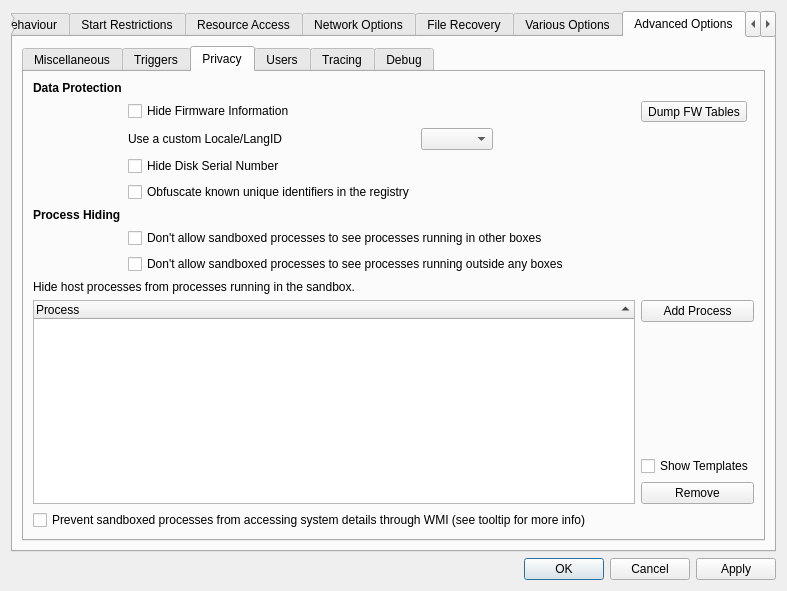
First picture: the form in SandboxiePlus/SandMan/Forms/OptionsWindow.ui, repository sandboxie-plus/Sandboxie, before the edit.
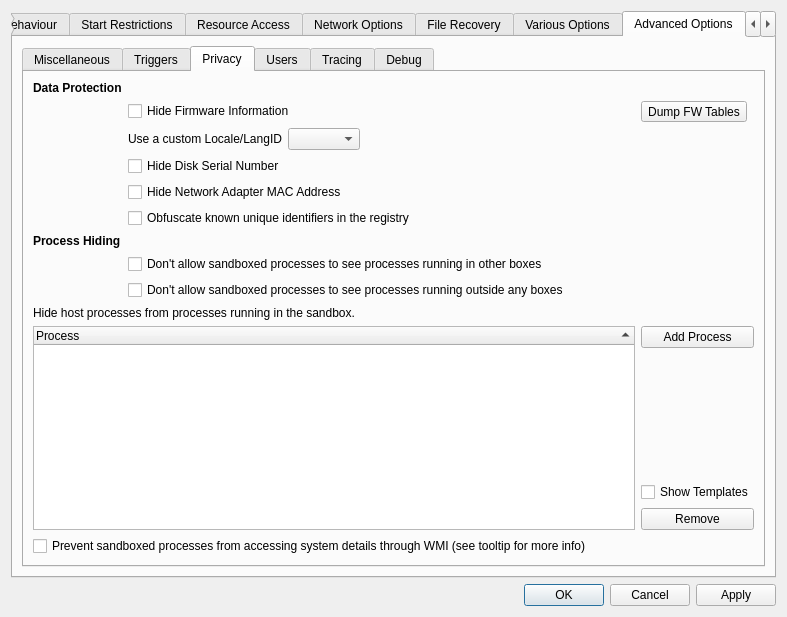
Second picture: the form after the edit. The open tabs and pages were chosen to show the change.

What changed in the file:
```diff
--- a/SandboxiePlus/SandMan/Forms/OptionsWindow.ui
+++ b/SandboxiePlus/SandMan/Forms/OptionsWindow.ui
@@ -4774,40 +4774,6 @@
              <string>Privacy</string>
             </attribute>
             <layout class="QGridLayout" name="gridLayout_29">
-             <item row="0" column="0">
-              <widget class="QLabel" name="lblPrivacyProtection">
-               <property name="font">
-                <font>
-                 <weight>75</weight>
-                 <bold>true</bold>
-                 <kerning>true</kerning>
-                </font>
-               </property>
-               <property name="text">
-                <string>Data Protection</string>
-               </property>
-              </widget>
-             </item>
-             <item row="1" column="1" colspan="2">
-              <widget class="QCheckBox" name="chkHideFirmware">
-               <property name="toolTip">
-                <string/>
-               </property>
-               <property name="text">
-                <string>Hide Firmware Information</string>
-               </property>
-              </widget>
-             </item>
-             <item row="1" column="4">
-              <widget class="QToolButton" name="btnDumpFW">
-               <property name="toolTip">
-                <string>Dump the current Firmware Tables to HKCU\System\SbieCustom</string>
-               </property>
-               <property name="text">
-                <string>Dump FW Tables</string>
-               </property>
-              </widget>
-             </item>
              <item row="2" column="1">
               <widget class="QLabel" name="label_72">
                <property name="text">
@@ -4815,65 +4781,7 @@
                </property>
               </widget>
              </item>
-             <item row="2" column="2">
-              <widget class="QComboBox" name="cmbLangID"/>
-             </item>
-             <item row="2" column="3">
-              <spacer name="horizontalSpacer_24">
-               <property name="orientation">
-                <enum>Qt::Horizontal</enum>
-               </property>
-               <property name="sizeHint" stdset="0">
-                <size>
-                 <width>40</width>
-                 <height>20</height>
-                </size>
-               </property>
-              </spacer>
-             </item>
-             <item row="3" column="1">
-              <widget class="QCheckBox" name="chkHideSerial">
-               <property name="text">
-                <string>Hide Disk Serial Number</string>
-               </property>
-              </widget>
-             </item>
-             <item row="4" column="1">
-              <widget class="QCheckBox" name="chkHideUID">
-               <property name="text">
-                <string>Obfuscate known unique identifiers in the registry</string>
-               </property>
-              </widget>
-             </item>
-             <item row="5" column="0">
-              <widget class="QLabel" name="lblProcessHiding">
-               <property name="font">
-                <font>
-                 <weight>75</weight>
-                 <bold>true</bold>
-                 <kerning>true</kerning>
-                </font>
-               </property>
-               <property name="text">
-                <string>Process Hiding</string>
-               </property>
-              </widget>
-             </item>
-             <item row="6" column="1" colspan="3">
-              <widget class="QCheckBox" name="chkHideOtherBoxes">
-               <property name="text">
-                <string>Don't allow sandboxed processes to see processes running in other boxes</string>
-               </property>
-              </widget>
-             </item>
-             <item row="7" column="1" colspan="3">
-              <widget class="QCheckBox" name="chkHideNonSystemProcesses">
-               <property name="text">
-                <string>Don't allow sandboxed processes to see processes running outside any boxes</string>
-               </property>
-              </widget>
-             </item>
-             <item row="8" column="0" colspan="4">
+             <item row="9" column="0" colspan="4">
               <widget class="QLabel" name="label_24">
                <property name="text">
                 <string>Hide host processes from processes running in the sandbox.</string>
@@ -4883,41 +4791,132 @@
                </property>
               </widget>
              </item>
-             <item row="9" column="4">
+             <item row="7" column="1" colspan="3">
+              <widget class="QCheckBox" name="chkHideOtherBoxes">
+               <property name="text">
+                <string>Don't allow sandboxed processes to see processes running in other boxes</string>
+               </property>
+              </widget>
+             </item>
+             <item row="2" column="2">
+              <widget class="QComboBox" name="cmbLangID"/>
+             </item>
+             <item row="10" column="4">
               <widget class="QPushButton" name="btnAddProcess">
                <property name="text">
                 <string>Add Process</string>
                </property>
               </widget>
              </item>
-             <item row="10" column="4">
-              <spacer name="verticalSpacer_16">
-               <property name="orientation">
-                <enum>Qt::Vertical</enum>
-               </property>
-               <property name="sizeHint" stdset="0">
+             <item row="10" column="0" rowspan="4" colspan="4">
+              <widget class="QTreeWidget" name="treeHideProc">
+               <property name="minimumSize">
                 <size>
-                 <width>20</width>
-                 <height>40</height>
+                 <width>258</width>
+                 <height>200</height>
                 </size>
                </property>
-              </spacer>
-             </item>
-             <item row="11" column="4">
-              <widget class="QCheckBox" name="chkShowHiddenProcTmpl">
-               <property name="text">
-                <string>Show Templates</string>
+               <property name="sortingEnabled">
+                <bool>true</bool>
                </property>
+               <column>
+                <property name="text">
+                 <string>Process</string>
+                </property>
+               </column>
+               <column>
+                <property name="text">
+                 <string/>
+                </property>
+               </column>
               </widget>
              </item>
              <item row="12" column="4">
+              <widget class="QCheckBox" name="chkShowHiddenProcTmpl">
+               <property name="text">
+                <string>Show Templates</string>
+               </property>
+              </widget>
+             </item>
+             <item row="1" column="4">
+              <widget class="QToolButton" name="btnDumpFW">
+               <property name="toolTip">
+                <string>Dump the current Firmware Tables to HKCU\System\SbieCustom</string>
+               </property>
+               <property name="text">
+                <string>Dump FW Tables</string>
+               </property>
+              </widget>
+             </item>
+             <item row="13" column="4">
               <widget class="QPushButton" name="btnDelProcess">
                <property name="text">
                 <string>Remove</string>
                </property>
               </widget>
              </item>
-             <item row="13" column="0" colspan="4">
+             <item row="8" column="1" colspan="3">
+              <widget class="QCheckBox" name="chkHideNonSystemProcesses">
+               <property name="text">
+                <string>Don't allow sandboxed processes to see processes running outside any boxes</string>
+               </property>
+              </widget>
+             </item>
+             <item row="0" column="0">
+              <widget class="QLabel" name="lblPrivacyProtection">
+               <property name="font">
+                <font>
+                 <weight>75</weight>
+                 <bold>true</bold>
+                 <kerning>true</kerning>
+                </font>
+               </property>
+               <property name="text">
+                <string>Data Protection</string>
+               </property>
+              </widget>
+             </item>
+             <item row="6" column="0">
+              <widget class="QLabel" name="lblProcessHiding">
+               <property name="font">
+                <font>
+                 <weight>75</weight>
+                 <bold>true</bold>
+                 <kerning>true</kerning>
+                </font>
+               </property>
+               <property name="text">
+                <string>Process Hiding</string>
+               </property>
+              </widget>
+             </item>
+             <item row="2" column="3">
+              <spacer name="horizontalSpacer_24">
+               <property name="orientation">
+                <enum>Qt::Horizontal</enum>
+               </property>
+               <property name="sizeHint" stdset="0">
+                <size>
+                 <width>40</width>
+                 <height>20</height>
+                </size>
+               </property>
+              </spacer>
+             </item>
+             <item row="11" column="4">
+              <spacer name="verticalSpacer_16">
+               <property name="orientation">
+                <enum>Qt::Vertical</enum>
+               </property>
+               <property name="sizeHint" stdset="0">
+                <size>
+                 <width>20</width>
+                 <height>40</height>
+                </size>
+               </property>
+              </spacer>
+             </item>
+             <item row="14" column="0" colspan="4">
               <widget class="QCheckBox" name="chkBlockWMI">
                <property name="toolTip">
                 <string>Some programs read system details through WMI (a Windows built-in database) instead of normal ways. For example, &quot;tasklist.exe&quot; could get full processes list through accessing WMI, even if &quot;HideOtherBoxes&quot; is used. Enable this option to stop this behaviour.</string>
@@ -4927,27 +4926,35 @@
                </property>
               </widget>
              </item>
-             <item row="9" column="0" rowspan="4" colspan="4">
-              <widget class="QTreeWidget" name="treeHideProc">
-               <property name="minimumSize">
-                <size>
-                 <width>258</width>
-                 <height>200</height>
-                </size>
+             <item row="5" column="1" colspan="3">
+              <widget class="QCheckBox" name="chkHideUID">
+               <property name="text">
+                <string>Obfuscate known unique identifiers in the registry</string>
                </property>
-               <property name="sortingEnabled">
-                <bool>true</bool>
+              </widget>
+             </item>
+             <item row="4" column="1" colspan="3">
+              <widget class="QCheckBox" name="chkHideMac">
+               <property name="text">
+                <string>Hide Network Adapter MAC Address</string>
                </property>
-               <column>
-                <property name="text">
-                 <string>Process</string>
-                </property>
-               </column>
-               <column>
-                <property name="text">
-                 <string/>
-                </property>
-               </column>
+              </widget>
+             </item>
+             <item row="3" column="1" colspan="3">
+              <widget class="QCheckBox" name="chkHideSerial">
+               <property name="text">
+                <string>Hide Disk Serial Number</string>
+               </property>
+              </widget>
+             </item>
+             <item row="1" column="1" colspan="3">
+              <widget class="QCheckBox" name="chkHideFirmware">
+               <property name="toolTip">
+                <string/>
+               </property>
+               <property name="text">
+                <string>Hide Firmware Information</string>
+               </property>
               </widget>
              </item>
             </layout>
```
Left out of the diff: 2 changed lines with no effect on the pictures.
